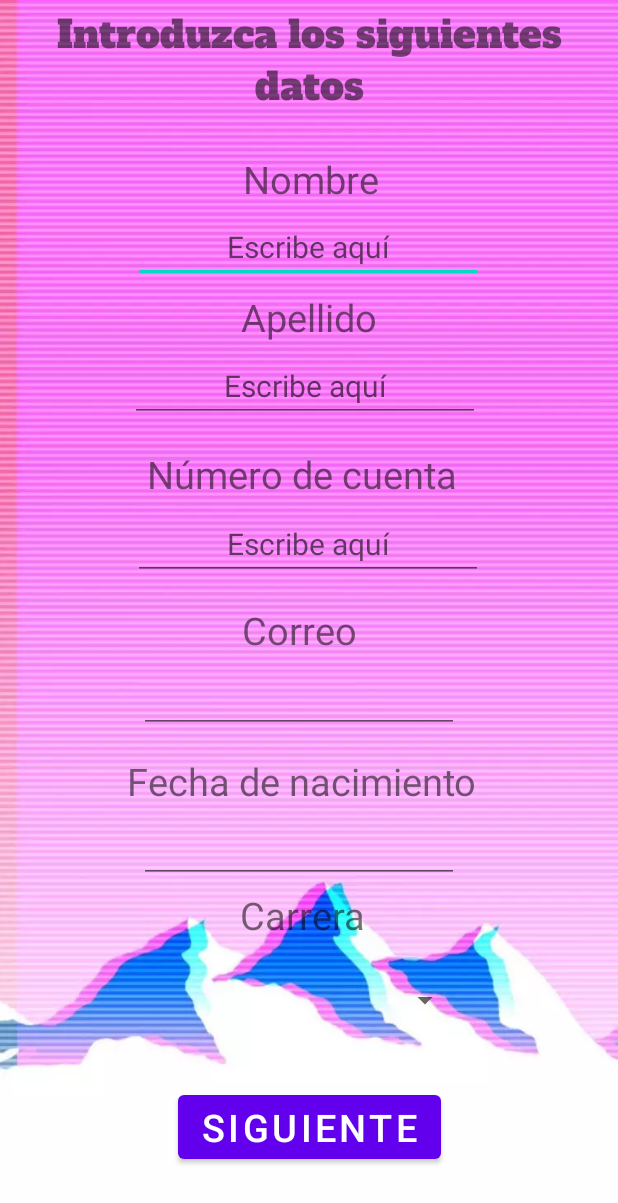
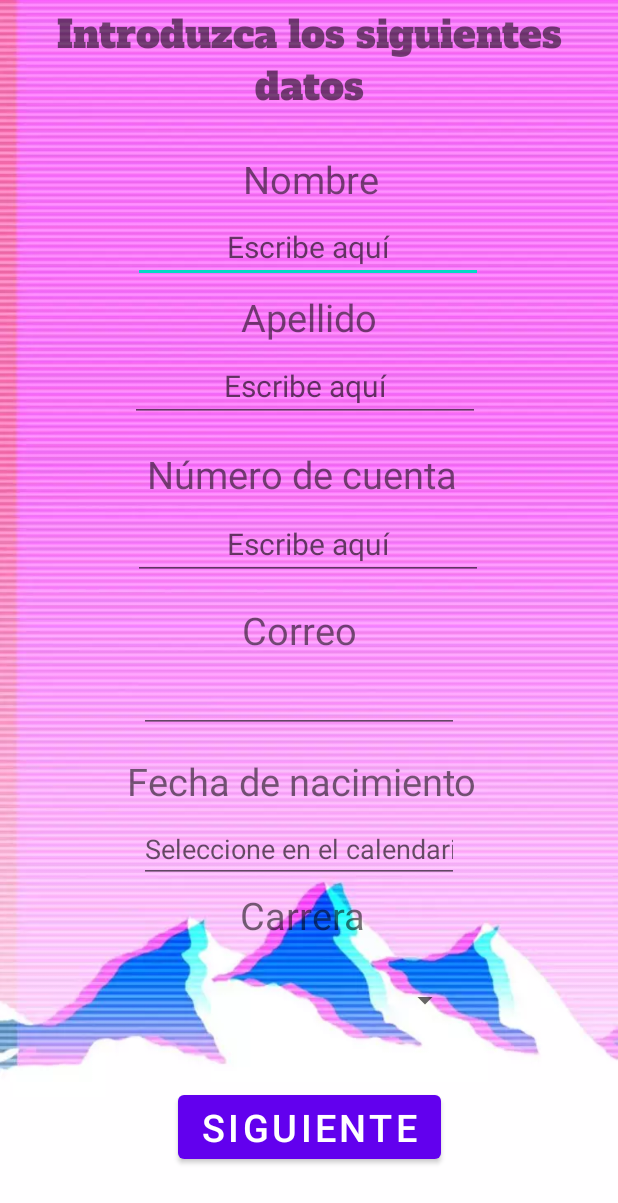
Before and after one commit to Jokecortana/Ejercicio1, an Android app: the layout activity_main.xml on its own in the app's theme, with its tools: preview values and no code run, on a phone screen of 412 x 824 dp. Shown: the top 1203 px of the screen. Run offline under Robolectric (Android 15) with nearby library versions, the phone set to English and light mode, and no system bars.

Commit message:
Todas las opciones de activity 1 estan activas, falta la validacion de datos y pasar objetos a activity 2

```diff
--- a/app/src/main/res/layout/activity_main.xml
+++ b/app/src/main/res/layout/activity_main.xml
@@ -123,18 +123,11 @@
         app:layout_constraintTop_toTopOf="parent"
         app:layout_constraintVertical_bias="0.638" />
 
-    <EditText
-        android:id="@+id/editTextDate"
-        android:layout_width="wrap_content"
-        android:layout_height="wrap_content"
-        android:ems="10"
-        android:inputType="date"
-        app:layout_constraintBottom_toBottomOf="parent"
-        app:layout_constraintEnd_toEndOf="parent"
-        app:layout_constraintHorizontal_bias="0.467"
-        app:layout_constraintStart_toStartOf="parent"
-        app:layout_constraintTop_toTopOf="parent"
-        app:layout_constraintVertical_bias="0.698" />
+
+
+
+
+
 
     <TextView
         android:id="@+id/textView5"
@@ -203,4 +196,23 @@
         app:layout_constraintTop_toTopOf="parent"
         app:layout_constraintVertical_bias="0.0" />
 
+    <EditText
+        android:id="@+id/etFecha"
+        android:layout_width="wrap_content"
+        android:layout_height="wrap_content"
+        android:ems="10"
+        android:inputType="textPersonName"
+        android:hint="@string/rfecha"
+        android:onClick="onClickScheduleDate"
+        android:clickable="true"
+        android:focusable="false"
+        android:maxLines="1"
+        app:layout_constraintBottom_toBottomOf="parent"
+        app:layout_constraintEnd_toEndOf="parent"
+        app:layout_constraintHorizontal_bias="0.467"
+        app:layout_constraintStart_toStartOf="parent"
+        app:layout_constraintTop_toTopOf="parent"
+        app:layout_constraintVertical_bias="0.698" />
+
+
 </androidx.constraintlayout.widget.ConstraintLayout>
```
Also changed, not shown: app/src/main/java/com/example/myapplication/MainActivity.kt (+47 -2 lines), app/src/main/res/values/strings.xml (+12 -0 lines).
